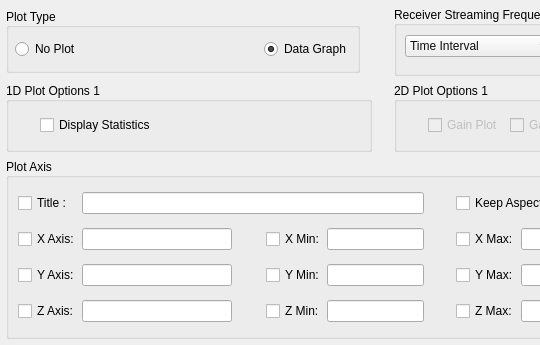
This is slsDetectorGui/forms/form_tab_plot.ui in slsdetectorgroup/slsDetectorPackage as Qt 5 draws it before an edit; both pictures show x 0 to 540 and y 0 to 345 of the 775 by 345 pixel window. The edited form follows.
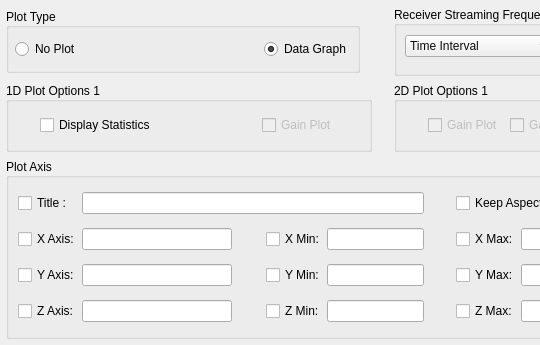
This is the edited form. The open tabs and pages were chosen to show the change. Icons and pictures are not drawn.

Commit message: gotthard2 gain plot in gui

```diff
--- a/slsDetectorGui/forms/form_tab_plot.ui
+++ b/slsDetectorGui/forms/form_tab_plot.ui
@@ -1360,6 +1360,27 @@
             </property>
            </spacer>
           </item>
+          <item>
+           <widget class="QCheckBox" name="chkGainPlot1D">
+            <property name="enabled">
+             <bool>false</bool>
+            </property>
+            <property name="sizePolicy">
+             <sizepolicy hsizetype="Fixed" vsizetype="Fixed">
+              <horstretch>0</horstretch>
+              <verstretch>0</verstretch>
+             </sizepolicy>
+            </property>
+            <property name="toolTip">
+             <string>&lt;nobr&gt;
+Displays minimum, maximum and sum of values for each plot.
+&lt;nobr&gt;</string>
+            </property>
+            <property name="text">
+             <string>Gain Plot</string>
+            </property>
+           </widget>
+          </item>
          </layout>
         </widget>
        </widget>
```
Left out of the diff: 2 changed lines with no effect on the pictures. The commit also changes 4 other files.
